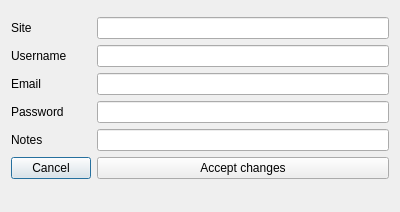
First picture: the form in editEntry.ui, repository GeorgeHoneywood/pastword, before the edit.
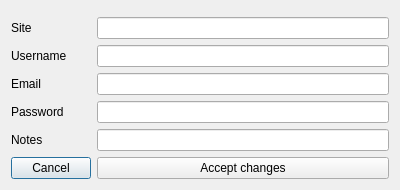
Second picture: the form after the edit.

```diff
--- a/editEntry.ui
+++ b/editEntry.ui
@@ -7,7 +7,7 @@
     <x>0</x>
     <y>0</y>
     <width>400</width>
-    <height>212</height>
+    <height>188</height>
    </rect>
   </property>
   <property name="windowTitle">
```
